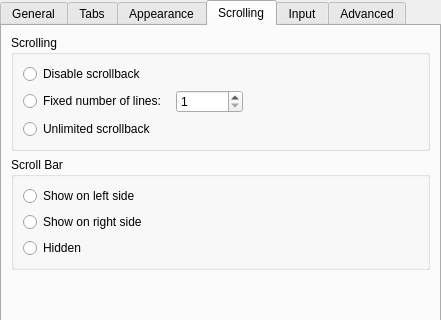
The window that src/EditProfileDialog.ui (KDE/konsole) describes before a commit, drawn with Qt 5; both pictures show x 0 to 441 and y 0 to 320 of the 441 by 551 pixel window.
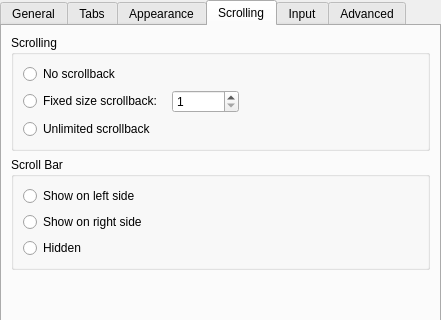
The same window after the commit. The open tabs and pages were chosen to show the change. Custom widgets are drawn as their Qt base class.

Commit message: Make strings used in two scrollback related UI components more consistent

```diff
--- a/src/EditProfileDialog.ui
+++ b/src/EditProfileDialog.ui
@@ -692,7 +692,7 @@
              <string>Disable scroll bar and do not remember previous output</string>
             </property>
             <property name="text">
-             <string>Disable scrollback</string>
+             <string>No scrollback</string>
             </property>
            </widget>
           </item>
@@ -710,7 +710,7 @@
                <string>Limit the remembered output to a fixed number of lines</string>
               </property>
               <property name="text">
-               <string>Fixed number of lines: </string>
+               <string>Fixed size scrollback: </string>
               </property>
              </widget>
             </item>
```
